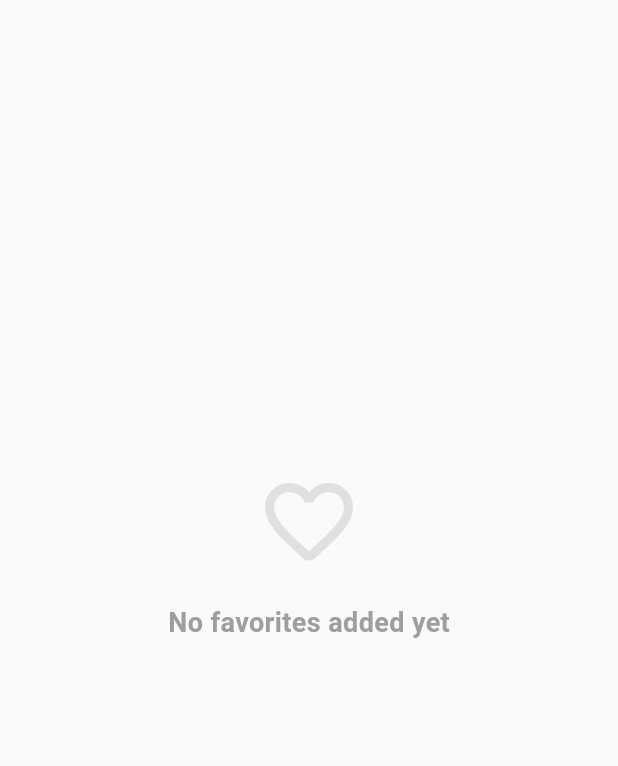
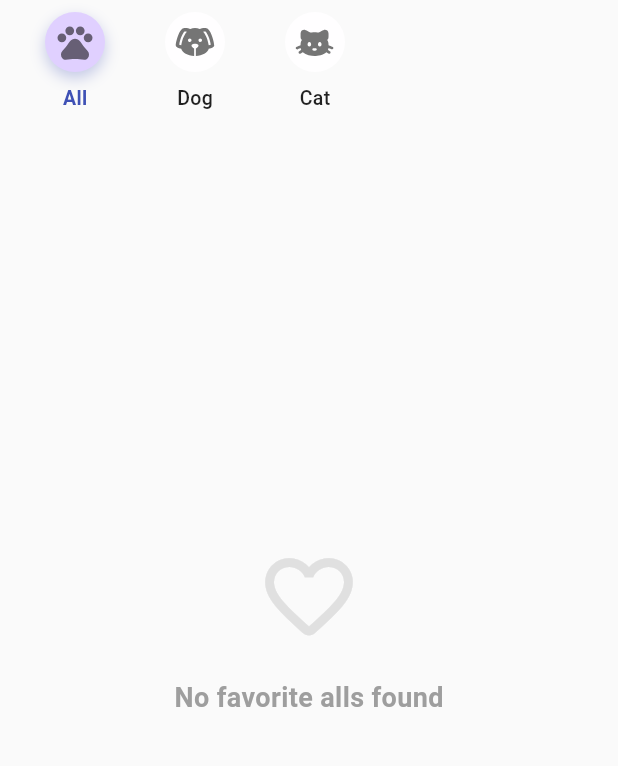
Before and after one commit to SoeThiriKhaing/pet_adoption, a Flutter app: the FavouriteHomePage screen opened directly, on a phone screen of 412 x 824 dp, the part 120-886 px from its top. Run offline on Flutter 3.47's test engine with Material 3 defaults, Android fonts, the phone set to English and light mode, and no system bars; our stand-ins replace bloc, cloud_firestore, device_info_plus, easy_debounce, easy_localization, firebase_auth and 12 more; accounts and stored records are empty.

Commit message:
added category bar in favorite page

```diff
--- a/lib/main.dart
+++ b/lib/main.dart
@@ -71,6 +71,7 @@ class PetAdoption extends StatelessWidget {
       providers: [
         BlocProvider(create: (_) => inject<AuthenticationCubit>()),
         BlocProvider(create: (_)=>inject<FavoriteCubit>()),
+        BlocProvider(create: (_)=>inject<HomeCubit>()),
       ],
       child: MaterialApp.router(
         debugShowCheckedModeBanner: false,
--- a/lib/presentation/favourite/favourite.dart
+++ b/lib/presentation/favourite/favourite.dart
@@ -14,31 +14,51 @@ class FavouriteHomePage extends StatelessWidget {
   Widget build(BuildContext context) {
     return Scaffold(
       backgroundColor: Colors.grey.shade50,
-      appBar:  AppBar(
+      appBar: AppBar(
         elevation: 0,
         toolbarHeight: 80,
         centerTitle: true,
         iconTheme: const IconThemeData(color: Colors.white),
-
         flexibleSpace: Stack(
           fit: StackFit.expand,
           children: [
             Image.asset(
               "assets/images/appbar/app.png",
-              fit: BoxFit
-                  .cover, // 6. Forces the image to fill the entire header area without warping
+              fit: BoxFit.cover,
             ),
           ],
         ),
       ),
-      body: BlocBuilder<FavoriteCubit, FavoriteState>(
-        builder: (context, state) {
-          return state.when(
+      body: Column(
+        children: [
+          const CategoryBar(),
+
+          // Wrap the BlocBuilder in an Expanded widget so the GridView doesn't crash the layout
+          Expanded(
+            child: BlocBuilder<FavoriteCubit, FavoriteState>(
+              builder: (context, favoriteState) {
+                return favoriteState.when(
                   initial: () => const Center(child: CircularProgressIndicator()),
                   loading: () => const Center(child: CircularProgressIndicator()),
                   error: (message) => Center(child: Text("Error: $message")),
                   ready: (favoritePets) {
-              if (favoritePets.isEmpty) {
+                    // --- REACTIVE CATEGORY FILTERING ---
+                    // 1. Get the currently active category from HomeCubit
+                    final selectedCategory = context.select(
+                          (HomeCubit cubit) => cubit.state is HomeReady
+                          ? (cubit.state as HomeReady).selectedCategory
+                          : 'All',
+                    );
+
+                    // 2. Filter your live favorite list locally based on selection
+                    final filteredPets = favoritePets.where((pet) {
+                      if (selectedCategory == 'All') return true;
+                      // Matches pet.category string (e.g., 'Dog' or 'Cat') ignoring case
+                      return pet.category.toLowerCase() == selectedCategory.toLowerCase();
+                    }).toList();
+
+                    // 3. Show empty state if no pets match the selected category
+                    if (filteredPets.isEmpty) {
                       return Center(
                         child: Column(
                           mainAxisAlignment: MainAxisAlignment.center,
@@ -46,7 +66,7 @@ class FavouriteHomePage extends StatelessWidget {
                             Icon(Icons.favorite_border_rounded, size: 70, color: Colors.grey.shade300),
                             const SizedBox(height: 16),
                             Text(
-                        "No favorites added yet",
+                              "No favorite ${selectedCategory.toLowerCase()}s found",
                               style: TextStyle(fontSize: 18, color: Colors.grey.shade500, fontWeight: FontWeight.w600),
                             ),
                           ],
@@ -54,25 +74,29 @@ class FavouriteHomePage extends StatelessWidget {
                       );
                     }
 
-              // Perfect 2-Column Responsive Matrix Grid
                     return GridView.builder(
                       padding: const EdgeInsets.symmetric(horizontal: 16, vertical: 16),
-                itemCount: favoritePets.length,
+                      itemCount: filteredPets.length, // Uses filtered count
                       gridDelegate: const SliverGridDelegateWithFixedCrossAxisCount(
-                  crossAxisCount: 2,       // Forces exactly 2 structural columns
-                  mainAxisSpacing: 14,     // Vertical gap distance between cards
-                  crossAxisSpacing: 14,    // Horizontal gap distance between cards
-                  childAspectRatio: 0.78,  // card height proportion tuning wrapper index
+                        crossAxisCount: 2,
+                        mainAxisSpacing: 14,
+                        crossAxisSpacing: 14,
+                        childAspectRatio: 0.78,
                       ),
                       itemBuilder: (context, index) {
-                  final pet = favoritePets[index];
+                        final pet = filteredPets[index]; // Displays filtered pet
                         return GridPetCard(
                           pet: pet,
                           onTap: () {
+                            // Ensure HomeCubit is available down the route if needed
+                            final homeCubit = context.read<HomeCubit>();
                             Navigator.push(
                               context,
                               MaterialPageRoute(
-                          builder: (context) => PetDetailPage(pet: pet),
+                                builder: (context) => BlocProvider.value(
+                                  value: homeCubit,
+                                  child: PetDetailPage(pet: pet),
+                                ),
                               ),
                             );
                           },
@@ -83,6 +107,9 @@ class FavouriteHomePage extends StatelessWidget {
                 );
               },
             ),
+          ),
+        ],
+      ),
     );
   }
 }
```
Also changed, not shown: lib/presentation/profile/profile.dart (+4 -4 lines). Lines whose indentation alone changed are shown as unchanged.
